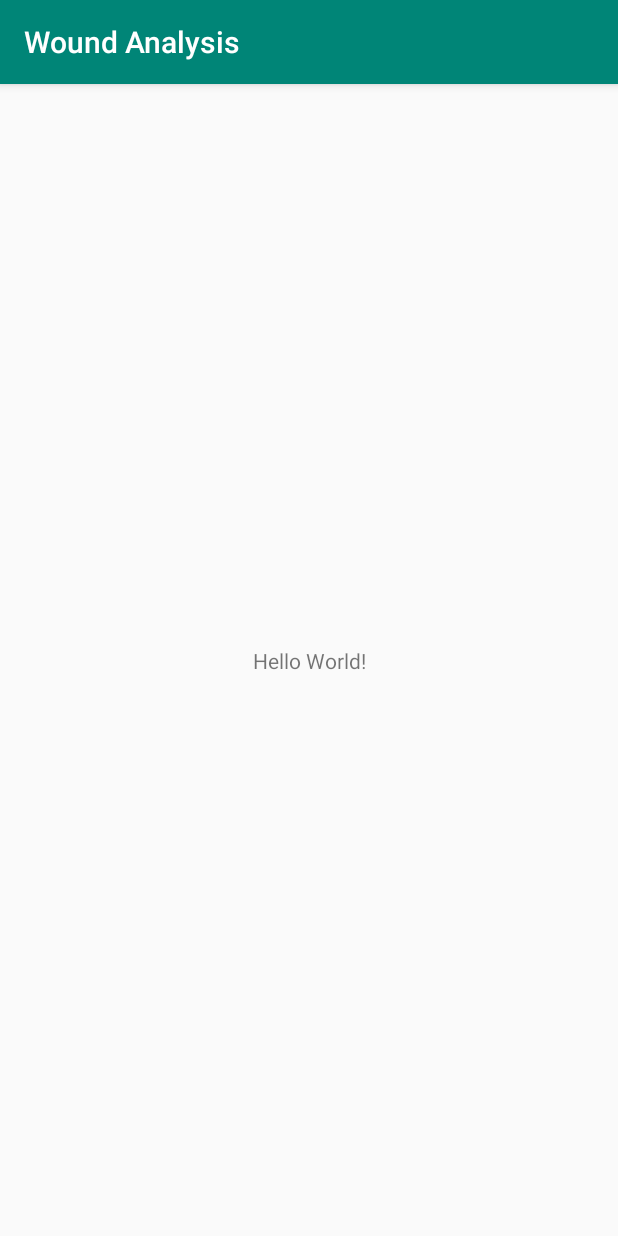
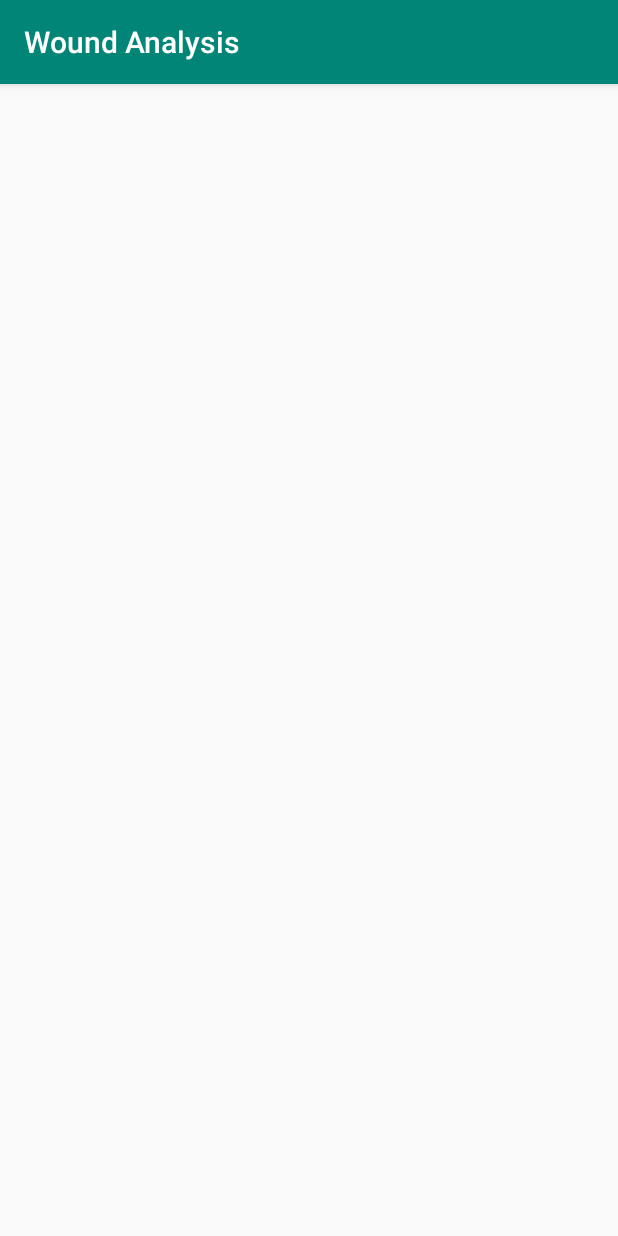
Before and after one commit to SoC-Wound-Analysis/wound-analysis, an Android app: the screen it shows after launch (MainActivity), on a phone screen of 412 x 824 dp. Run offline under Robolectric (Android 15) with nearby library versions, the phone set to English and light mode, and no system bars.

```diff
--- a/app/src/main/AndroidManifest.xml
+++ b/app/src/main/AndroidManifest.xml
@@ -1,6 +1,9 @@
 <?xml version="1.0" encoding="utf-8"?>
 <manifest xmlns:android="http://schemas.android.com/apk/res/android"
           package="sg.edu.woundanalysis">
+
+    <uses-feature android:name="android.hardware.camera"
+                  android:required="true" />
 
     <application
             android:allowBackup="true"
--- a/app/src/main/res/layout/activity_main.xml
+++ b/app/src/main/res/layout/activity_main.xml
@@ -5,15 +5,4 @@
         xmlns:app="http://schemas.android.com/apk/res-auto"
         android:layout_width="match_parent"
         android:layout_height="match_parent"
-        tools:context=".MainActivity">
-
-    <TextView
-            android:layout_width="wrap_content"
-            android:layout_height="wrap_content"
-            android:text="Hello World!"
-            app:layout_constraintBottom_toBottomOf="parent"
-            app:layout_constraintLeft_toLeftOf="parent"
-            app:layout_constraintRight_toRightOf="parent"
-            app:layout_constraintTop_toTopOf="parent"/>
-
-</androidx.constraintlayout.widget.ConstraintLayout>
+        tools:context=".MainActivity"/>
```
